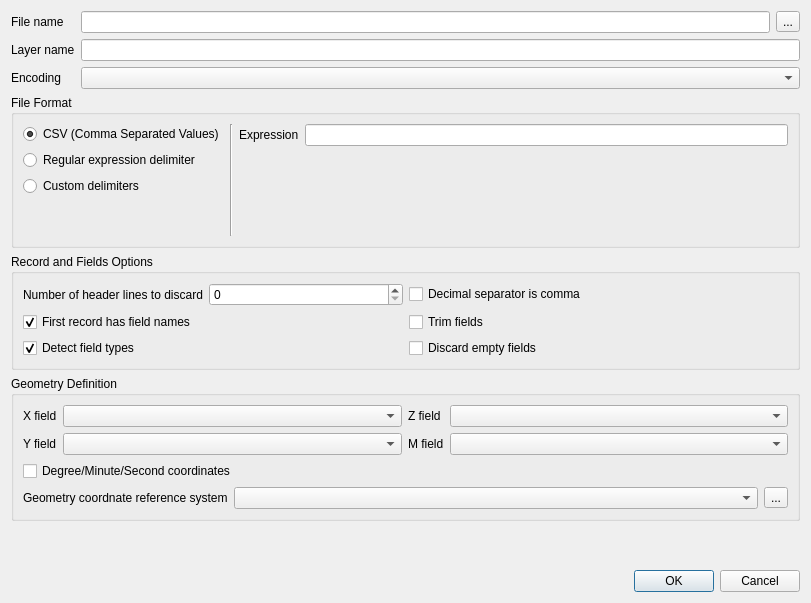
Qt form gwmopenxyeventlayerdialog.ui (GWmodel-Lab/GWmodelS) before a commit.
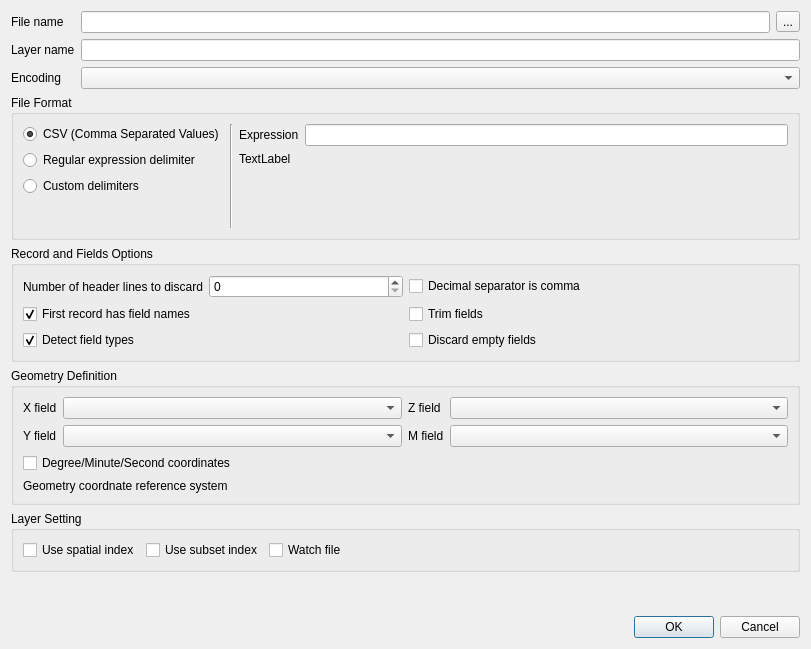
The same form after that commit. The open tabs and pages were chosen to show the change.

```diff
--- a/gwmopenxyeventlayerdialog.ui
+++ b/gwmopenxyeventlayerdialog.ui
@@ -7,13 +7,13 @@
     <x>0</x>
     <y>0</y>
     <width>811</width>
-    <height>603</height>
+    <height>649</height>
    </rect>
   </property>
   <property name="windowTitle">
    <string>Dialog</string>
   </property>
-  <layout class="QVBoxLayout" name="verticalLayout" stretch="0,0,0,0,0,0">
+  <layout class="QVBoxLayout" name="verticalLayout" stretch="0,0,0,0,0,0,0,0">
    <property name="sizeConstraint">
     <enum>QLayout::SetDefaultConstraint</enum>
    </property>
@@ -182,7 +182,7 @@
          </layout>
         </widget>
         <widget class="QWidget" name="formatRegSettingPage">
-         <layout class="QFormLayout" name="formLayout_4">
+         <layout class="QVBoxLayout" name="verticalLayout_6">
           <property name="leftMargin">
            <number>0</number>
           </property>
@@ -195,15 +195,39 @@
           <property name="bottomMargin">
            <number>0</number>
           </property>
-          <item row="0" column="0">
-           <widget class="QLabel" name="label_7">
+          <item>
+           <layout class="QFormLayout" name="formLayout_4">
+            <item row="0" column="0">
+             <widget class="QLabel" name="label_7">
+              <property name="text">
+               <string>Expression</string>
+              </property>
+             </widget>
+            </item>
+            <item row="0" column="1">
+             <widget class="QLineEdit" name="formatExpressionEdit"/>
+            </item>
+           </layout>
+          </item>
+          <item>
+           <widget class="QLabel" name="formatRegExpErrorLabel">
             <property name="text">
-             <string>Expression</string>
+             <string>TextLabel</string>
             </property>
            </widget>
           </item>
-          <item row="0" column="1">
-           <widget class="QLineEdit" name="formatExpressionEdit"/>
+          <item>
+           <spacer name="verticalSpacer_3">
+            <property name="orientation">
+             <enum>Qt::Vertical</enum>
+            </property>
+            <property name="sizeHint" stdset="0">
+             <size>
+              <width>20</width>
+              <height>40</height>
+             </size>
+            </property>
+           </spacer>
           </item>
          </layout>
         </widget>
@@ -449,22 +473,8 @@
        </widget>
       </item>
       <item>
-       <layout class="QFormLayout" name="formLayout_3">
-        <item row="0" column="1">
-         <layout class="QHBoxLayout" name="horizontalLayout_2">
-          <item>
-           <widget class="QComboBox" name="geometryCRSCombo"/>
-          </item>
-          <item>
-           <widget class="QToolButton" name="geometryOpenCRSDialogBtn">
-            <property name="text">
-             <string>...</string>
-            </property>
-           </widget>
-          </item>
-         </layout>
-        </item>
-        <item row="0" column="0">
+       <layout class="QHBoxLayout" name="geometryCRSSettingLayout">
+        <item>
          <widget class="QLabel" name="label_6">
           <property name="text">
            <string>Geometry coordnate reference system</string>
@@ -476,6 +486,56 @@
      </layout>
     </widget>
    </item>
+   <item>
+    <widget class="QGroupBox" name="layerSettingGroup">
+     <property name="title">
+      <string>Layer Setting</string>
+     </property>
+     <layout class="QGridLayout" name="gridLayout_3">
+      <item row="0" column="2">
+       <widget class="QCheckBox" name="layerWatchFileCombo">
+        <property name="text">
+         <string>Watch file</string>
+        </property>
+       </widget>
+      </item>
+      <item row="0" column="1">
+       <widget class="QCheckBox" name="layerUseSubsetIndexCombo">
+        <property name="text">
+         <string>Use subset index</string>
+        </property>
+       </widget>
+      </item>
+      <item row="0" column="0">
+       <widget class="QCheckBox" name="layerUseSpatialIndexCombo">
+        <property name="text">
+         <string>Use spatial index</string>
+        </property>
+       </widget>
+      </item>
+      <item row="0" column="3">
+       <spacer name="horizontalSpacer">
+        <property name="orientation">
+         <enum>Qt::Horizontal</enum>
+        </property>
+        <property name="sizeHint" stdset="0">
+         <size>
+          <width>40</width>
+          <height>20</height>
+         </size>
+        </property>
+       </spacer>
+      </item>
+     </layout>
+    </widget>
+   </item>
+   <item>
+    <widget class="QLabel" name="statusLabel">
+     <property name="text">
+      <string/>
+     </property>
+    </widget>
+   </item>
    <item>
     <spacer name="verticalSpacer">
      <property name="orientation">
```
Left out of the diff: 63 changed lines with no effect on the pictures.
